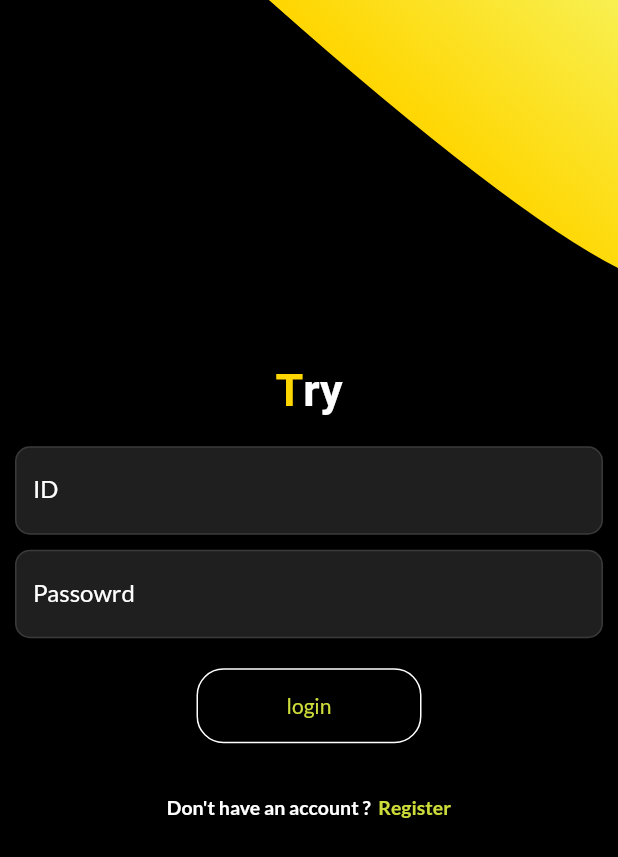
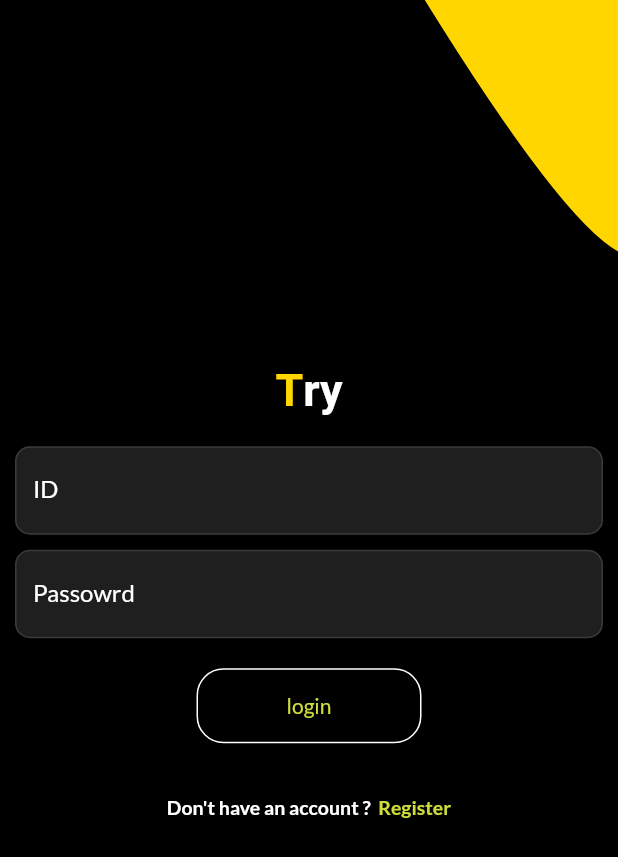
Before and after one commit to MoKhlil/Try-App, a Flutter app: the screen it shows after launch, on a phone screen of 412 x 824 dp. Shown: the top 857 px of the screen. Run offline on Flutter 3.47's test engine with Material 2 defaults, Android fonts, the phone set to English and light mode, and no system bars; our stand-ins replace google_fonts, shared_preferences.

Commit message:
login edit style

```diff
--- a/lib/src/Widget/bezierContainer.dart
+++ b/lib/src/Widget/bezierContainer.dart
@@ -11,17 +11,17 @@ class BezierContainer extends StatelessWidget {
   Widget build(BuildContext context) {
     return Container(
       child: Transform.rotate(
-        angle: -pi / 1.3,
+        angle: -pi / 1.5,
         child: ClipPath(
-        clipper: ClipPainter(),
-        child: Container(
-          height: MediaQuery.of(context).size.height *.3,
-          width: MediaQuery.of(context).size.width,
+          clipper: ClipPainter(),
+          child: Container(
+            height: MediaQuery.of(context).size.height *.25,
+            width: MediaQuery.of(context).size.width,
           decoration: BoxDecoration(
               gradient: LinearGradient(
                 begin: Alignment.topCenter,
                 end: Alignment.bottomCenter,
-                colors: [Color(0xffffd600),Color(0xfff4ff81)]
+                colors: [Color(0xffffd600),Color(0xffffd600)]
               )
             ),
         ),
```
